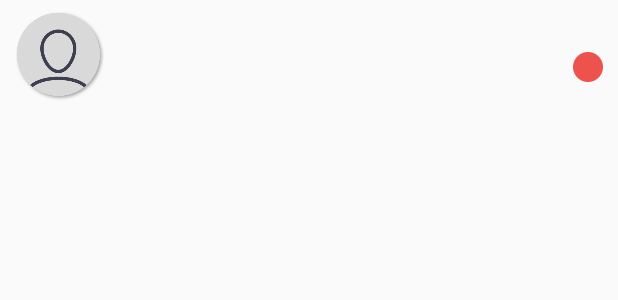
After one commit to kaixuanQi/QWIM, an Android app: the layout item_conversation.xml on its own in the app's theme, with its tools: preview values and no code run, on a phone screen of 412 x 824 dp. The commit adds this screen. Shown: the top 300 px of the screen. Run offline under Robolectric (Android 15) with nearby library versions, the phone set to English and light mode, and no system bars.

Commit message:
third commit

```diff
--- a/app/src/main/java/com/example/qwim/adapter/AddFriendAdapter.java
+++ b/app/src/main/java/com/example/qwim/adapter/AddFriendAdapter.java
@@ -4,11 +4,9 @@ import android.support.v7.widget.RecyclerView;
 import android.view.LayoutInflater;
 import android.view.View;
 import android.view.ViewGroup;
-import android.widget.ImageView;
-import android.widget.TextView;
 
 import com.example.qwim.R;
-import com.example.qwim.user.MyUser;
+import com.example.qwim.bean.MyUser;
 
 import java.util.ArrayList;
 import java.util.List;
--- a/app/src/main/java/com/example/qwim/adapter/AddFriendViewHolder.java
+++ b/app/src/main/java/com/example/qwim/adapter/AddFriendViewHolder.java
@@ -1,14 +1,13 @@
 package com.example.qwim.adapter;
 
 import android.content.Context;
-import android.support.v7.widget.RecyclerView;
 import android.view.View;
 import android.widget.ImageView;
 import android.widget.TextView;
 
 import com.bumptech.glide.Glide;
 import com.example.qwim.R;
-import com.example.qwim.user.MyUser;
+import com.example.qwim.bean.MyUser;
 
 /**
  * Created by qikaixuan on 17-4-21.
--- a/app/src/main/java/com/example/qwim/adapter/ContactAdapter.java
+++ b/app/src/main/java/com/example/qwim/adapter/ContactAdapter.java
@@ -2,8 +2,7 @@ package com.example.qwim.adapter;
 
 import android.content.Context;
 
-import com.example.qwim.R;
-import com.example.qwim.user.Friend;
+import com.example.qwim.bean.Friend;
 
 import java.util.Collection;
 
--- a/app/src/main/java/com/example/qwim/user/Friend.java
+++ b/app/src/main/java/com/example/qwim/bean/Friend.java
@@ -1,4 +1,4 @@
-package com.example.qwim.user;
+package com.example.qwim.bean;
 
 /**
  * Created by qikaixuan on 17-4-25.
--- a/app/src/main/java/com/example/qwim/user/MyUser.java
+++ b/app/src/main/java/com/example/qwim/bean/MyUser.java
@@ -1,7 +1,6 @@
-package com.example.qwim.user;
+package com.example.qwim.bean;
 
 import cn.bmob.v3.BmobUser;
-import cn.bmob.v3.datatype.BmobFile;
 
 /**
  * Created by qikaixuan on 17-4-18.
--- a/app/src/main/java/com/example/qwim/user/UserModel.java
+++ b/app/src/main/java/com/example/qwim/bean/UserModel.java
@@ -1,13 +1,11 @@
-package com.example.qwim.user;
+package com.example.qwim.bean;
 
 import android.text.TextUtils;
 import android.util.Log;
-import android.widget.Toast;
 
 import java.util.List;
 
 import cn.bmob.v3.BmobQuery;
-import cn.bmob.v3.BmobUser;
 import cn.bmob.v3.exception.BmobException;
 import cn.bmob.v3.listener.FindListener;
 import cn.bmob.v3.listener.LogInListener;
--- a/app/src/main/java/com/example/qwim/ui/AddFriendActivity.java
+++ b/app/src/main/java/com/example/qwim/ui/AddFriendActivity.java
@@ -1,13 +1,11 @@
 package com.example.qwim.ui;
 
-import android.content.Intent;
 import android.os.Bundle;
 import android.support.annotation.Nullable;
 import android.support.v4.widget.SwipeRefreshLayout;
 import android.support.v7.widget.LinearLayoutManager;
 import android.support.v7.widget.RecyclerView;
 import android.text.TextUtils;
-import android.util.Log;
 import android.view.View;
 import android.widget.Button;
 import android.widget.EditText;
@@ -17,8 +15,8 @@ import com.example.qwim.R;
 import com.example.qwim.adapter.AddFriendAdapter;
 import com.example.qwim.adapter.OnRecyclerViewListener;
 import com.example.qwim.base.BaseActivity;
-import com.example.qwim.user.MyUser;
-import com.example.qwim.user.UserModel;
+import com.example.qwim.bean.MyUser;
+import com.example.qwim.bean.UserModel;
 
 import java.util.List;
 
--- a/app/src/main/java/com/example/qwim/ui/MainActivity.java
+++ b/app/src/main/java/com/example/qwim/ui/MainActivity.java
@@ -13,12 +13,6 @@ import com.example.qwim.ui.fragment.ContactFragment;
 import com.example.qwim.ui.fragment.ConversationFragment;
 import com.example.qwim.ui.fragment.MyFragment;
 import com.example.qwim.R;
-import com.example.qwim.user.MyUser;
-
-import cn.bmob.newim.BmobIM;
-import cn.bmob.newim.listener.ConnectListener;
-import cn.bmob.v3.BmobUser;
-import cn.bmob.v3.exception.BmobException;
 
 public class MainActivity extends AppCompatActivity {
 
--- a/app/src/main/java/com/example/qwim/ui/MoreActivity.java
+++ b/app/src/main/java/com/example/qwim/ui/MoreActivity.java
@@ -5,7 +5,6 @@ import android.content.Intent;
 import android.os.Bundle;
 import android.support.annotation.Nullable;
 import android.support.v7.app.AlertDialog;
-import android.support.v7.app.AppCompatActivity;
 import android.view.View;
 import android.widget.AdapterView;
 import android.widget.ArrayAdapter;
@@ -14,7 +13,7 @@ import android.widget.Toast;
 
 import com.example.qwim.R;
 import com.example.qwim.base.BaseActivity;
-import com.example.qwim.user.MyUser;
+import com.example.qwim.bean.MyUser;
 
 /**
  * Created by qikaixuan on 17-4-18.
--- a/app/src/main/java/com/example/qwim/ui/RegisterActivity.java
+++ b/app/src/main/java/com/example/qwim/ui/RegisterActivity.java
@@ -2,8 +2,6 @@ package com.example.qwim.ui;
 
 import android.os.Bundle;
 import android.support.annotation.Nullable;
-import android.support.v7.app.AppCompatActivity;
-import android.support.v7.widget.Toolbar;
 import android.view.View;
 import android.widget.Button;
 import android.widget.TextView;
@@ -12,7 +10,7 @@ import android.widget.Toast;
 import com.example.qwim.R;
 import com.example.qwim.base.BaseActivity;
 import com.example.qwim.event.FinishEvent;
-import com.example.qwim.user.UserModel;
+import com.example.qwim.bean.UserModel;
 
 import org.greenrobot.eventbus.EventBus;
 
--- a/app/src/main/java/com/example/qwim/ui/UserInfoActivity.java
+++ b/app/src/main/java/com/example/qwim/ui/UserInfoActivity.java
@@ -11,7 +11,7 @@ import android.widget.TextView;
 import com.bumptech.glide.Glide;
 import com.example.qwim.R;
 import com.example.qwim.base.BaseActivity;
-import com.example.qwim.user.MyUser;
+import com.example.qwim.bean.MyUser;
 
 import cn.bmob.newim.bean.BmobIMUserInfo;
 import cn.bmob.v3.BmobUser;
--- a/app/src/main/res/layout/conversation_fragment.xml
+++ b/app/src/main/res/layout/conversation_fragment.xml
@@ -4,10 +4,11 @@
               android:layout_width="match_parent"
               android:layout_height="match_parent">
     <android.support.v4.widget.SwipeRefreshLayout
+        android:id="@+id/conversation_swipe"
         android:layout_width="match_parent"
         android:layout_height="match_parent">
         <android.support.v7.widget.RecyclerView
-            android:id="@+id/recyclerView"
+            android:id="@+id/conversation_recycler"
             android:layout_width="wrap_content"
             android:layout_height="wrap_content"/>
     </android.support.v4.widget.SwipeRefreshLayout>
--- /dev/null
+++ b/app/src/main/res/layout/item_conversation.xml
@@ -0,0 +1,63 @@
+<?xml version="1.0" encoding="utf-8"?>
+<RelativeLayout xmlns:android="http://schemas.android.com/apk/res/android"
+                android:layout_width="match_parent"
+                android:layout_height="75dp">
+
+    <RelativeLayout
+        android:layout_width="match_parent"
+        android:layout_height="75dp">
+
+        <ImageView
+            android:id="@+id/conversation_avatar"
+            android:layout_width="60dp"
+            android:layout_height="60dp"
+            android:layout_centerVertical="true"
+            android:layout_marginLeft="10dp"
+            android:src="@drawable/default_avatar"/>
+
+        <TextView
+            android:id="@+id/conversation_title"
+            android:layout_width="wrap_content"
+            android:layout_height="wrap_content"
+            android:layout_marginLeft="10dp"
+            android:layout_marginTop="10dp"
+            android:layout_toRightOf="@+id/conversation_avatar"
+            android:ellipsize="end"
+            android:gravity="start|center"
+            android:maxLines="1"
+            android:textSize="20sp"/>
+
+        <TextView
+            android:id="@+id/conversation_msg"
+            android:layout_width="wrap_content"
+            android:layout_height="wrap_content"
+            android:layout_below="@id/conversation_title"
+            android:layout_marginLeft="10dp"
+            android:layout_marginTop="15dp"
+            android:layout_toRightOf="@+id/conversation_avatar"
+            android:ellipsize="end"
+            android:gravity="start|center"
+            android:maxLines="1"
+            android:textSize="15sp"/>
+
+        <TextView
+            android:id="@+id/recent_time"
+            android:layout_width="wrap_content"
+            android:layout_height="wrap_content"
+            android:layout_marginTop="15dp"
+            android:layout_marginRight="10dp"
+            android:layout_alignParentEnd="true"
+            android:layout_alignParentRight="true"/>
+        <TextView
+            android:layout_alignParentRight="true"
+            android:layout_alignParentEnd="true"
+            android:layout_below="@+id/recent_time"
+            android:layout_marginRight="10dp"
+            android:textColor="@color/white"
+            android:background="@mipmap/aii"
+            android:layout_centerVertical="true"
+            android:id="@+id/unread_msg_count"
+            android:layout_width="wrap_content"
+            android:layout_height="wrap_content"/>
+    </RelativeLayout>
+</RelativeLayout>
```
Also changed, not shown: app/src/main/java/com/example/qwim/TimeUtil.java (added, +75 -0 lines), app/src/main/java/com/example/qwim/adapter/BaseRecyclerAdapter.java (+20 -0 lines), app/src/main/java/com/example/qwim/adapter/ConversationAdapter.java (added, +49 -0 lines), app/src/main/java/com/example/qwim/bean/Conversation.java (added, +106 -0 lines), app/src/main/java/com/example/qwim/ui/fragment/ConversationFragment.java (+102 -1 lines), app/src/main/res/mipmap-hdpi/aii.png (added).
